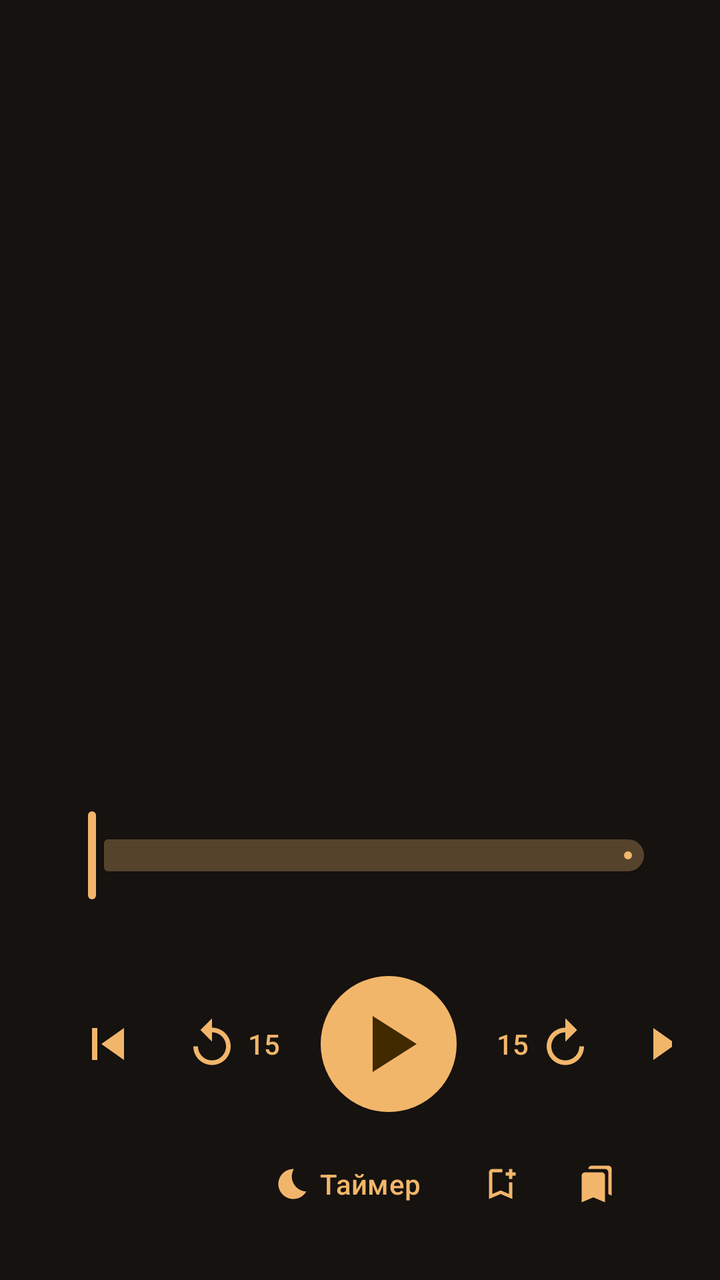
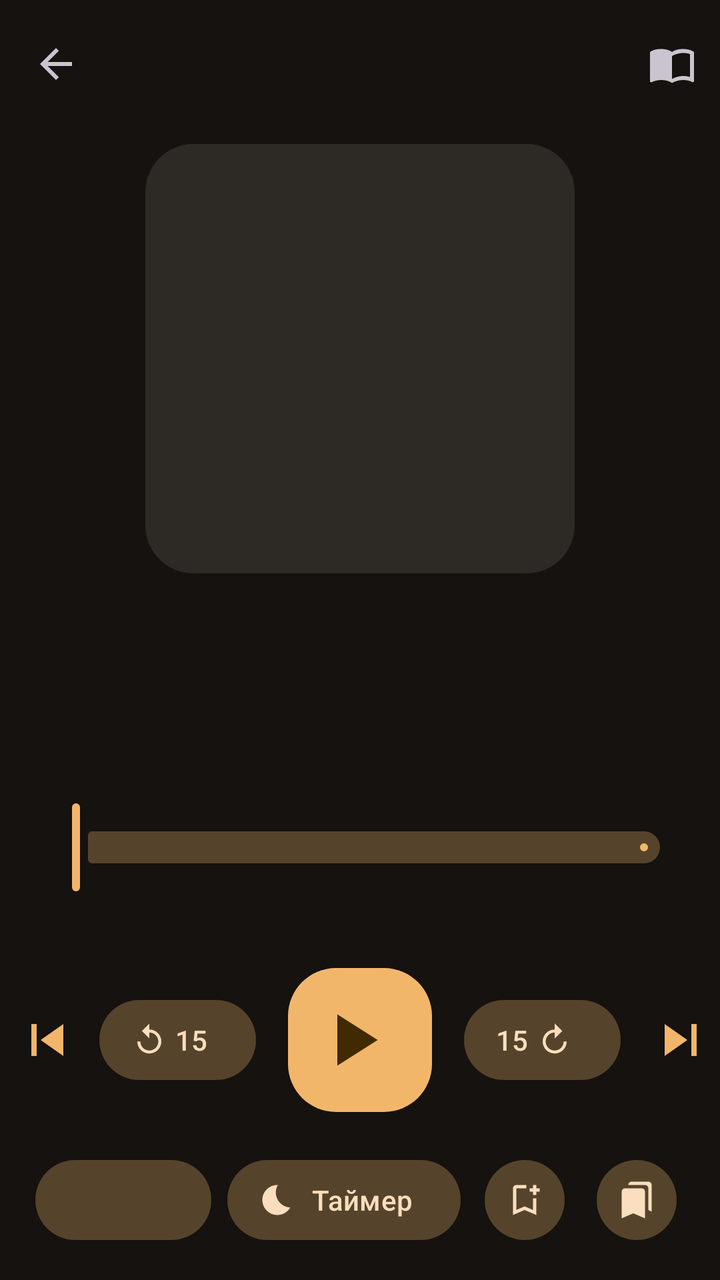

An Android layout rendered at two revisions. The XML below is the earlier revision; the diff shows what the commit changed to produce the second picture.
<!-- AndroidManifest.xml: application theme Theme.AudioBookPlayer -->
<!-- res/layout/activity_player.xml -->
<?xml version="1.0" encoding="utf-8"?>
<LinearLayout xmlns:android="http://schemas.android.com/apk/res/android"
    xmlns:app="http://schemas.android.com/apk/res-auto"
    android:layout_width="match_parent"
    android:layout_height="match_parent"
    android:gravity="center_horizontal"
    android:orientation="vertical"
    android:padding="24dp">

    <ImageView
        android:id="@+id/cover"
        android:layout_width="match_parent"
        android:layout_height="0dp"
        android:layout_weight="1"
        android:adjustViewBounds="true"
        android:importantForAccessibility="no"
        android:scaleType="fitCenter" />

    <TextView
        android:id="@+id/bookTitle"
        android:layout_width="match_parent"
        android:layout_height="wrap_content"
        android:layout_marginTop="24dp"
        android:ellipsize="end"
        android:gravity="center"
        android:maxLines="2"
        android:textAppearance="?attr/textAppearanceTitleMedium" />

    <TextView
        android:id="@+id/chapterTitle"
        android:layout_width="match_parent"
        android:layout_height="wrap_content"
        android:layout_marginTop="8dp"
        android:ellipsize="end"
        android:gravity="center"
        android:maxLines="3"
        android:textAppearance="?attr/textAppearanceHeadlineSmall" />

    <TextView
        android:id="@+id/chapterNumber"
        android:layout_width="match_parent"
        android:layout_height="wrap_content"
        android:layout_marginTop="4dp"
        android:gravity="center"
        android:textAppearance="?attr/textAppearanceBodyMedium" />

    <com.google.android.material.slider.Slider
        android:id="@+id/position"
        android:layout_width="match_parent"
        android:layout_height="wrap_content"
        android:layout_marginTop="16dp"
        android:contentDescription="@string/player_position"
        android:valueFrom="0"
        android:valueTo="1"
        app:labelBehavior="gone" />

    <LinearLayout
        android:layout_width="match_parent"
        android:layout_height="wrap_content"
        android:orientation="horizontal">

        <TextView
            android:id="@+id/elapsed"
            android:layout_width="0dp"
            android:layout_height="wrap_content"
            android:layout_weight="1"
            android:textAppearance="?attr/textAppearanceBodySmall" />

        <TextView
            android:id="@+id/remaining"
            android:layout_width="0dp"
            android:layout_height="wrap_content"
            android:layout_weight="1"
            android:gravity="end"
            android:textAppearance="?attr/textAppearanceBodySmall" />
    </LinearLayout>

    <LinearLayout
        android:layout_width="match_parent"
        android:layout_height="wrap_content"
        android:layout_marginTop="16dp"
        android:gravity="center"
        android:orientation="horizontal">

        <com.google.android.material.button.MaterialButton
            android:id="@+id/previousChapter"
            style="@style/Widget.Material3.Button.IconButton"
            android:layout_width="wrap_content"
            android:layout_height="wrap_content"
            android:contentDescription="@string/player_previous_chapter"
            app:icon="@drawable/ic_skip_previous"
            app:iconSize="32dp" />

        <com.google.android.material.button.MaterialButton
            android:id="@+id/back15"
            style="@style/Widget.Material3.Button.TextButton.Icon"
            android:layout_width="wrap_content"
            android:layout_height="wrap_content"
            android:minWidth="0dp"
            android:paddingHorizontal="8dp"
            android:contentDescription="@string/player_back_15"
            android:text="@string/player_seek_seconds"
            app:icon="@drawable/ic_replay"
            app:iconPadding="4dp"
            app:iconSize="28dp" />

        <com.google.android.material.button.MaterialButton
            android:id="@+id/playPause"
            style="@style/Widget.Material3.Button.IconButton.Filled"
            android:layout_width="wrap_content"
            android:layout_height="wrap_content"
            android:layout_marginHorizontal="8dp"
            android:contentDescription="@string/player_play"
            app:icon="@drawable/ic_play"
            app:iconSize="48dp" />

        <com.google.android.material.button.MaterialButton
            android:id="@+id/forward15"
            style="@style/Widget.Material3.Button.TextButton.Icon"
            android:layout_width="wrap_content"
            android:layout_height="wrap_content"
            android:minWidth="0dp"
            android:paddingHorizontal="8dp"
            android:contentDescription="@string/player_forward_15"
            android:text="@string/player_seek_seconds"
            app:icon="@drawable/ic_forward"
            app:iconGravity="end"
            app:iconPadding="4dp"
            app:iconSize="28dp" />

        <com.google.android.material.button.MaterialButton
            android:id="@+id/nextChapter"
            style="@style/Widget.Material3.Button.IconButton"
            android:layout_width="wrap_content"
            android:layout_height="wrap_content"
            android:contentDescription="@string/player_next_chapter"
            app:icon="@drawable/ic_skip_next"
            app:iconSize="32dp" />
    </LinearLayout>

    <LinearLayout
        android:id="@+id/extras"
        android:layout_width="match_parent"
        android:layout_height="wrap_content"
        android:layout_marginTop="8dp"
        android:gravity="center"
        android:orientation="horizontal">

        <com.google.android.material.button.MaterialButton
            android:id="@+id/speed"
            style="@style/Widget.Material3.Button.TextButton"
            android:layout_width="wrap_content"
            android:layout_height="wrap_content" />

        <com.google.android.material.button.MaterialButton
            android:id="@+id/sleepTimer"
            style="@style/Widget.Material3.Button.TextButton.Icon"
            android:layout_width="wrap_content"
            android:layout_height="wrap_content"
            android:text="@string/sleep_timer"
            app:icon="@drawable/ic_bedtime" />

        <com.google.android.material.button.MaterialButton
            android:id="@+id/addBookmark"
            style="@style/Widget.Material3.Button.IconButton"
            android:layout_width="wrap_content"
            android:layout_height="wrap_content"
            android:contentDescription="@string/bookmark_add"
            app:icon="@drawable/ic_bookmark_add" />

        <com.google.android.material.button.MaterialButton
            android:id="@+id/bookmarks"
            style="@style/Widget.Material3.Button.IconButton"
            android:layout_width="wrap_content"
            android:layout_height="wrap_content"
            android:contentDescription="@string/bookmarks_open"
            app:icon="@drawable/ic_bookmarks" />
    </LinearLayout>

</LinearLayout>
<!-- resources referenced by this layout -->
<resources>
  <string name="bookmark_add">Добавить закладку</string>
  <string name="bookmarks_open">Открыть закладки</string>
  <string name="player_back_15">Назад на 15 секунд</string>
  <string name="player_forward_15">Вперёд на 15 секунд</string>
  <string name="player_next_chapter">Следующая глава</string>
  <string name="player_play">Воспроизвести</string>
  <string name="player_position">Позиция в главе</string>
  <string name="player_previous_chapter">Предыдущая глава</string>
  <string name="player_seek_seconds">15</string>
  <string name="sleep_timer">Таймер</string>
  <color name="abl_primary">#F2B66B</color>
  <color name="abl_on_primary">#412A00</color>
  <color name="abl_primary_container">#5E4010</color>
  <color name="abl_on_primary_container">#FFDDB0</color>
  <color name="abl_secondary">#DDC3A3</color>
  <color name="abl_on_secondary">#3E2D16</color>
  <color name="abl_secondary_container">#56432B</color>
  <color name="abl_on_secondary_container">#FADEBD</color>
  <color name="abl_tertiary">#B3CFA3</color>
  <color name="abl_on_tertiary">#1F3716</color>
  <color name="abl_tertiary_container">#364E2B</color>
  <color name="abl_on_tertiary_container">#CFEBBD</color>
  <color name="abl_error">#FFB4AB</color>
  <color name="abl_on_error">#690005</color>
  <color name="abl_error_container">#93000A</color>
  <color name="abl_on_error_container">#FFDAD6</color>
  <color name="abl_surface">#15120F</color>
  <color name="abl_on_surface">#EAE1D9</color>
  <color name="abl_surface_container_highest">#383430</color>
  <color name="abl_on_surface_variant">#D3C4B4</color>
  <color name="abl_surface_dim">#15120F</color>
  <color name="abl_surface_bright">#3C3834</color>
  <color name="abl_surface_container_lowest">#100D0A</color>
  <color name="abl_surface_container_low">#1E1B17</color>
  <color name="abl_surface_container">#221F1B</color>
  <color name="abl_surface_container_high">#2D2925</color>
  <color name="abl_outline">#9C8F80</color>
  <color name="abl_outline_variant">#4F4539</color>
  <style name="ShapeAppearance.Abl.Small" parent="">
          <item name="cornerFamily">rounded</item>
          <item name="cornerSize">@dimen/radius_small</item>
      </style>
  <style name="ShapeAppearance.Abl.Medium" parent="">
          <item name="cornerFamily">rounded</item>
          <item name="cornerSize">@dimen/radius_medium</item>
      </style>
  <style name="ShapeAppearance.Abl.Large" parent="">
          <item name="cornerFamily">rounded</item>
          <item name="cornerSize">@dimen/radius_large</item>
      </style>
  <style name="TextAppearance.Abl.TitleLarge" parent="TextAppearance.Material3.TitleLarge">
          <item name="fontFamily">sans-serif-medium</item>
          <item name="android:fontFamily">sans-serif-medium</item>
      </style>
  <style name="TextAppearance.Abl.TitleMedium" parent="TextAppearance.Material3.TitleMedium">
          <item name="fontFamily">sans-serif-medium</item>
          <item name="android:fontFamily">sans-serif-medium</item>
      </style>
  <dimen name="radius_small">12dp</dimen>
  <dimen name="radius_medium">16dp</dimen>
  <dimen name="radius_large">24dp</dimen>
  <!-- unchanged entries left out for length: 10 -->
</resources>

<!-- the commit's change to res/layout/activity_player.xml (unified diff, before → after) -->
@@ -3,37 +3,57 @@
     xmlns:app="http://schemas.android.com/apk/res-auto"
     android:layout_width="match_parent"
     android:layout_height="match_parent"
-    android:gravity="center_horizontal"
-    android:orientation="vertical"
-    android:padding="24dp">
-
-    <ImageView
-        android:id="@+id/cover"
+    android:orientation="vertical">
+
+    <com.google.android.material.appbar.MaterialToolbar
+        android:id="@+id/playerToolbar"
+        android:layout_width="match_parent"
+        android:layout_height="?attr/actionBarSize"
+        app:menu="@menu/player"
+        app:navigationContentDescription="@string/book_back"
+        app:navigationIcon="@drawable/ic_arrow_back" />
+
+    <androidx.constraintlayout.widget.ConstraintLayout
         android:layout_width="match_parent"
         android:layout_height="0dp"
         android:layout_weight="1"
-        android:adjustViewBounds="true"
-        android:importantForAccessibility="no"
-        android:scaleType="fitCenter" />
+        android:paddingHorizontal="32dp"
+        android:paddingVertical="8dp">
+
+        <com.google.android.material.imageview.ShapeableImageView
+            android:id="@+id/cover"
+            style="@style/Widget.Abl.Cover"
+            android:layout_width="0dp"
+            android:layout_height="0dp"
+            app:layout_constraintBottom_toBottomOf="parent"
+            app:layout_constraintDimensionRatio="1:1"
+            app:layout_constraintEnd_toEndOf="parent"
+            app:layout_constraintStart_toStartOf="parent"
+            app:layout_constraintTop_toTopOf="parent"
+            app:shapeAppearanceOverlay="@style/ShapeAppearance.Abl.Large" />
+    </androidx.constraintlayout.widget.ConstraintLayout>
 
     <TextView
         android:id="@+id/bookTitle"
         android:layout_width="match_parent"
         android:layout_height="wrap_content"
-        android:layout_marginTop="24dp"
+        android:layout_marginHorizontal="24dp"
+        android:layout_marginTop="16dp"
         android:ellipsize="end"
         android:gravity="center"
         android:maxLines="2"
-        android:textAppearance="?attr/textAppearanceTitleMedium" />
+        android:textAppearance="?attr/textAppearanceTitleMedium"
+        android:textColor="?attr/colorPrimary" />
 
     <TextView
         android:id="@+id/chapterTitle"
         android:layout_width="match_parent"
         android:layout_height="wrap_content"
-        android:layout_marginTop="8dp"
+        android:layout_marginHorizontal="24dp"
+        android:layout_marginTop="4dp"
         android:ellipsize="end"
         android:gravity="center"
-        android:maxLines="3"
+        android:maxLines="2"
         android:textAppearance="?attr/textAppearanceHeadlineSmall" />
 
     <TextView
@@ -42,13 +62,15 @@
         android:layout_height="wrap_content"
         android:layout_marginTop="4dp"
         android:gravity="center"
-        android:textAppearance="?attr/textAppearanceBodyMedium" />
+        android:textAppearance="?attr/textAppearanceBodyMedium"
+        android:textColor="?attr/colorOnSurfaceVariant" />
 
     <com.google.android.material.slider.Slider
         android:id="@+id/position"
         android:layout_width="match_parent"
         android:layout_height="wrap_content"
-        android:layout_marginTop="16dp"
+        android:layout_marginHorizontal="16dp"
+        android:layout_marginTop="8dp"
         android:contentDescription="@string/player_position"
         android:valueFrom="0"
         android:valueTo="1"
@@ -57,6 +79,7 @@
     <LinearLayout
         android:layout_width="match_parent"
         android:layout_height="wrap_content"
+        android:layout_marginHorizontal="32dp"
         android:orientation="horizontal">
 
         <TextView
@@ -85,54 +108,51 @@
         <com.google.android.material.button.MaterialButton
             android:id="@+id/previousChapter"
             style="@style/Widget.Material3.Button.IconButton"
-            android:layout_width="wrap_content"
-            android:layout_height="wrap_content"
+            android:layout_width="56dp"
+            android:layout_height="56dp"
             android:contentDescription="@string/player_previous_chapter"
             app:icon="@drawable/ic_skip_previous"
             app:iconSize="32dp" />
 
         <com.google.android.material.button.MaterialButton
             android:id="@+id/back15"
-            style="@style/Widget.Material3.Button.TextButton.Icon"
-            android:layout_width="wrap_content"
-            android:layout_height="wrap_content"
+            style="@style/Widget.Material3.Button.TonalButton.Icon"
+            android:layout_width="wrap_content"
+            android:layout_height="48dp"
+            android:contentDescription="@string/player_back_15"
             android:minWidth="0dp"
-            android:paddingHorizontal="8dp"
-            android:contentDescription="@string/player_back_15"
             android:text="@string/player_seek_seconds"
             app:icon="@drawable/ic_replay"
-            app:iconPadding="4dp"
-            app:iconSize="28dp" />
+            app:iconPadding="4dp" />
 
         <com.google.android.material.button.MaterialButton
             android:id="@+id/playPause"
             style="@style/Widget.Material3.Button.IconButton.Filled"
-            android:layout_width="wrap_content"
-            android:layout_height="wrap_content"
-            android:layout_marginHorizontal="8dp"
+            android:layout_width="80dp"
+            android:layout_height="80dp"
+            android:layout_marginHorizontal="12dp"
             android:contentDescription="@string/player_play"
             app:icon="@drawable/ic_play"
-            app:iconSize="48dp" />
+            app:iconSize="44dp"
+            app:shapeAppearanceOverlay="@style/ShapeAppearance.Abl.Large" />
 
         <com.google.android.material.button.MaterialButton
             android:id="@+id/forward15"
-            style="@style/Widget.Material3.Button.TextButton.Icon"
-            android:layout_width="wrap_content"
-            android:layout_height="wrap_content"
+            style="@style/Widget.Material3.Button.TonalButton.Icon"
+            android:layout_width="wrap_content"
+            android:layout_height="48dp"
+            android:contentDescription="@string/player_forward_15"
             android:minWidth="0dp"
-            android:paddingHorizontal="8dp"
-            android:contentDescription="@string/player_forward_15"
             android:text="@string/player_seek_seconds"
             app:icon="@drawable/ic_forward"
             app:iconGravity="end"
-            app:iconPadding="4dp"
-            app:iconSize="28dp" />
+            app:iconPadding="4dp" />
 
         <com.google.android.material.button.MaterialButton
             android:id="@+id/nextChapter"
             style="@style/Widget.Material3.Button.IconButton"
-            android:layout_width="wrap_content"
-            android:layout_height="wrap_content"
+            android:layout_width="56dp"
+            android:layout_height="56dp"
             android:contentDescription="@string/player_next_chapter"
             app:icon="@drawable/ic_skip_next"
             app:iconSize="32dp" />
@@ -142,37 +162,42 @@
         android:id="@+id/extras"
         android:layout_width="match_parent"
         android:layout_height="wrap_content"
-        android:layout_marginTop="8dp"
+        android:layout_marginTop="16dp"
+        android:layout_marginBottom="16dp"
         android:gravity="center"
         android:orientation="horizontal">
 
         <com.google.android.material.button.MaterialButton
             android:id="@+id/speed"
-            style="@style/Widget.Material3.Button.TextButton"
-            android:layout_width="wrap_content"
-            android:layout_height="wrap_content" />
+            style="@style/Widget.Material3.Button.TonalButton"
+            android:layout_width="wrap_content"
+            android:layout_height="48dp"
+            android:layout_marginHorizontal="4dp" />
 
         <com.google.android.material.button.MaterialButton
             android:id="@+id/sleepTimer"
-            style="@style/Widget.Material3.Button.TextButton.Icon"
-            android:layout_width="wrap_content"
-            android:layout_height="wrap_content"
+            style="@style/Widget.Material3.Button.TonalButton.Icon"
+            android:layout_width="wrap_content"
+            android:layout_height="48dp"
+            android:layout_marginHorizontal="4dp"
             android:text="@string/sleep_timer"
             app:icon="@drawable/ic_bedtime" />
 
         <com.google.android.material.button.MaterialButton
             android:id="@+id/addBookmark"
-            style="@style/Widget.Material3.Button.IconButton"
-            android:layout_width="wrap_content"
-            android:layout_height="wrap_content"
+            style="@style/Widget.Material3.Button.IconButton.Filled.Tonal"
+            android:layout_width="48dp"
+            android:layout_height="48dp"
+            android:layout_marginHorizontal="4dp"
             android:contentDescription="@string/bookmark_add"
             app:icon="@drawable/ic_bookmark_add" />
 
         <com.google.android.material.button.MaterialButton
             android:id="@+id/bookmarks"
-            style="@style/Widget.Material3.Button.IconButton"
-            android:layout_width="wrap_content"
-            android:layout_height="wrap_content"
+            style="@style/Widget.Material3.Button.IconButton.Filled.Tonal"
+            android:layout_width="48dp"
+            android:layout_height="48dp"
+            android:layout_marginHorizontal="4dp"
             android:contentDescription="@string/bookmarks_open"
             app:icon="@drawable/ic_bookmarks" />
     </LinearLayout>
<!-- resource entries referenced after the edit -->
@@ -1,5 +1,17 @@
 <!-- resources referenced by this layout -->
 <resources>
+  <!-- drawable ic_arrow_back (drawable) -->
+  <vector xmlns:android="http://schemas.android.com/apk/res/android"
+      android:width="24dp"
+      android:height="24dp"
+      android:tint="?attr/colorControlNormal"
+      android:viewportWidth="24"
+      android:viewportHeight="24">
+      <path
+          android:fillColor="@android:color/white"
+          android:pathData="M20,11H7.83l5.59,-5.59L12,4l-8,8 8,8 1.41,-1.41L7.83,13H20v-2z" />
+  </vector>
+  <string name="book_back">Назад</string>
   <string name="bookmark_add">Добавить закладку</string>
   <string name="bookmarks_open">Открыть закладки</string>
   <string name="player_back_15">Назад на 15 секунд</string>
@@ -50,6 +62,12 @@
           <item name="cornerFamily">rounded</item>
           <item name="cornerSize">@dimen/radius_large</item>
       </style>
+  <style name="Widget.Abl.Cover" parent="">
+          <item name="android:background">?attr/colorSurfaceContainerHigh</item>
+          <item name="android:scaleType">centerCrop</item>
+          <item name="android:importantForAccessibility">no</item>
+          <item name="shapeAppearanceOverlay">@style/ShapeAppearance.Abl.Medium</item>
+      </style>
   <style name="TextAppearance.Abl.TitleLarge" parent="TextAppearance.Material3.TitleLarge">
           <item name="fontFamily">sans-serif-medium</item>
           <item name="android:fontFamily">sans-serif-medium</item>
